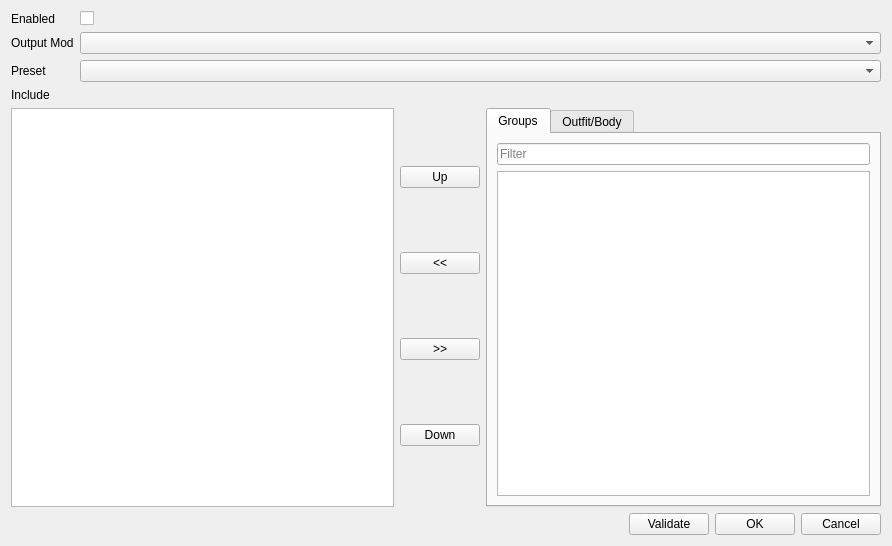
First picture: the form in UI/EditBuild.ui, repository tkoopman/MO2-BodySlide-Batch-Builder, before the edit.
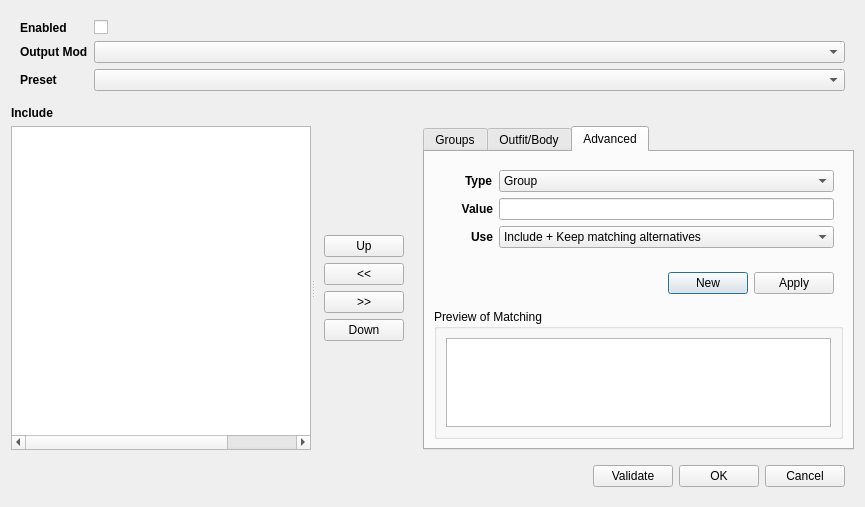
Second picture: the form after the edit. The open tabs and pages were chosen to show the change.

Commit message: v2.1.0 Added more ways to select Outfits / Bodies (Name contains, Regex, Source filename) Added Keep / Remove filtering for when multiple alternatives are included Added Exclude entries to prevent matching Outfits / Bodies being included Add help within the UI

The edit to the form file:
```diff
--- a/UI/EditBuild.ui
+++ b/UI/EditBuild.ui
@@ -6,8 +6,8 @@
    <rect>
     <x>0</x>
     <y>0</y>
-    <width>892</width>
-    <height>546</height>
+    <width>865</width>
+    <height>507</height>
    </rect>
   </property>
   <property name="windowTitle">
@@ -17,75 +17,197 @@
    <bool>true</bool>
   </property>
   <layout class="QVBoxLayout" name="verticalLayout">
-   <property name="sizeConstraint">
-    <enum>QLayout::SetDefaultConstraint</enum>
-   </property>
    <item>
-    <layout class="QFormLayout" name="formLayout">
+    <widget class="QWidget" name="buildSettingsWidget" native="true">
+     <property name="sizePolicy">
+      <sizepolicy hsizetype="Preferred" vsizetype="Fixed">
+       <horstretch>0</horstretch>
+       <verstretch>0</verstretch>
+      </sizepolicy>
+     </property>
+     <layout class="QFormLayout" name="buildSettingsLayout">
      <property name="fieldGrowthPolicy">
       <enum>QFormLayout::AllNonFixedFieldsGrow</enum>
      </property>
      <item row="0" column="0">
       <widget class="QLabel" name="enabledLabel">
+        <property name="styleSheet">
+         <string notr="true">font-weight: bold;</string>
+        </property>
        <property name="text">
         <string>Enabled</string>
        </property>
       </widget>
      </item>
      <item row="0" column="1">
-      <widget class="QCheckBox" name="enabledCheckBox"/>
+       <widget class="QCheckBox" name="enabledCheckBox">
+        <property name="whatsThis">
+         <string>Can disable rules you want to temporarily not use</string>
+        </property>
+       </widget>
      </item>
      <item row="1" column="0">
       <widget class="QLabel" name="outputModLabel">
+        <property name="styleSheet">
+         <string notr="true">font-weight: bold;</string>
+        </property>
        <property name="text">
         <string>Output Mod</string>
        </property>
       </widget>
      </item>
      <item row="1" column="1">
-      <widget class="QComboBox" name="outputModComboBox"/>
+       <widget class="QComboBox" name="outputModComboBox">
+        <property name="whatsThis">
+         <string>&lt;html&gt;&lt;head/&gt;&lt;body&gt;&lt;p&gt;Output mod to place the built meshes into. This can be the same across multiple builds.&lt;/p&gt;&lt;p&gt;If &amp;quot;Delete meshes pre-build&amp;quot; setting enabled, the meshes folder will be emptied before builds start running.&lt;/p&gt;&lt;/body&gt;&lt;/html&gt;</string>
+        </property>
+       </widget>
      </item>
      <item row="2" column="0">
       <widget class="QLabel" name="presetLabel">
+        <property name="styleSheet">
+         <string notr="true">font-weight: bold;</string>
+        </property>
        <property name="text">
         <string>Preset</string>
        </property>
       </widget>
      </item>
      <item row="2" column="1">
-      <widget class="QComboBox" name="presetComboBox"/>
-     </item>
-    </layout>
+       <widget class="QComboBox" name="presetComboBox">
+        <property name="whatsThis">
+         <string>&lt;html&gt;&lt;head/&gt;&lt;body&gt;&lt;p&gt;BodySlide Preset to use for this build.&lt;/p&gt;&lt;p&gt;NOTE: BSBB does not validate that you have selected a valid preset for the Outfits and Bodies you have included.&lt;/p&gt;&lt;/body&gt;&lt;/html&gt;</string>
+        </property>
+       </widget>
+      </item>
+     </layout>
+    </widget>
    </item>
    <item>
-    <widget class="QLabel" name="label">
+    <widget class="QLabel" name="includeHeadingLabel">
+     <property name="sizePolicy">
+      <sizepolicy hsizetype="Preferred" vsizetype="Fixed">
+       <horstretch>0</horstretch>
+       <verstretch>0</verstretch>
+      </sizepolicy>
+     </property>
+     <property name="styleSheet">
+      <string notr="true">font-weight: bold;</string>
+     </property>
      <property name="text">
       <string>Include</string>
      </property>
     </widget>
    </item>
    <item>
+    <widget class="QSplitter" name="splitter">
+     <property name="sizePolicy">
+      <sizepolicy hsizetype="Expanding" vsizetype="Preferred">
+       <horstretch>0</horstretch>
+       <verstretch>0</verstretch>
+      </sizepolicy>
+     </property>
+     <property name="frameShape">
+      <enum>QFrame::NoFrame</enum>
+     </property>
+     <property name="midLineWidth">
+      <number>0</number>
+     </property>
+     <property name="orientation">
+      <enum>Qt::Horizontal</enum>
+     </property>
+     <property name="opaqueResize">
+      <bool>true</bool>
+     </property>
+     <property name="childrenCollapsible">
+      <bool>false</bool>
+     </property>
+     <widget class="QTreeWidget" name="includeTree">
+      <property name="sizePolicy">
+       <sizepolicy hsizetype="Expanding" vsizetype="Expanding">
+        <horstretch>0</horstretch>
+        <verstretch>0</verstretch>
+       </sizepolicy>
+      </property>
+      <property name="minimumSize">
+       <size>
+        <width>300</width>
+        <height>200</height>
+       </size>
+      </property>
+      <property name="whatsThis">
+       <string>&lt;html&gt;&lt;head/&gt;&lt;body&gt;&lt;p&gt;List of items to include / exclude from this build.&lt;/p&gt;&lt;p&gt;Outfits / Bodies that are:&lt;/p&gt;&lt;p&gt;&lt;span style=&quot; font-weight:600;&quot;&gt;Excluded&lt;/span&gt;: Will never be included in build. Order of these does not matter.&lt;/p&gt;&lt;p&gt;&lt;span style=&quot; font-weight:600;&quot;&gt;Included&lt;/span&gt;: Will be added to build, as long as not excluded, but can be filtered out by Keep / Remove. Order of these does not matter.&lt;/p&gt;&lt;p&gt;The following are processed in order top to bottom to filter alternatives out ideally down to a single entry per output mesh. Any that still have alternatives will show up when Validation runs checking for conflicts.&lt;/p&gt;&lt;p&gt;&lt;span style=&quot; font-weight:600;&quot;&gt;Keep&lt;/span&gt;: When alternative meshes exist in the included build list, keep will remove any that don't match, unless doing so will remove all.&lt;/p&gt;&lt;p&gt;&lt;span style=&quot; font-weight:600;&quot;&gt;Remove&lt;/span&gt;: When alternative meshes exist in the included build list, remove will remove any that match, unless doing so will remove all.&lt;/p&gt;&lt;/body&gt;&lt;/html&gt;</string>
+      </property>
+      <property name="selectionMode">
+       <enum>QAbstractItemView::ExtendedSelection</enum>
+      </property>
+      <property name="selectionBehavior">
+       <enum>QAbstractItemView::SelectRows</enum>
+      </property>
+      <property name="indentation">
+       <number>5</number>
+      </property>
+      <property name="headerHidden">
+       <bool>true</bool>
+      </property>
+      <attribute name="headerVisible">
+       <bool>false</bool>
+      </attribute>
+      <column>
+       <property name="text">
+        <string>Icon</string>
+       </property>
+       <property name="textAlignment">
+        <set>AlignTrailing|AlignVCenter</set>
+       </property>
+      </column>
+      <column>
+       <property name="text">
+        <string>Name</string>
+       </property>
+      </column>
+      <column>
+       <property name="text">
+        <string>Type</string>
+       </property>
+      </column>
+      <column>
+       <property name="text">
+        <string>Uses</string>
+       </property>
+      </column>
+     </widget>
+     <widget class="QWidget" name="layoutWidget">
     <layout class="QHBoxLayout" name="horizontalLayout_2">
+       <property name="spacing">
+        <number>10</number>
+       </property>
      <property name="sizeConstraint">
       <enum>QLayout::SetDefaultConstraint</enum>
      </property>
      <item>
-      <widget class="QListWidget" name="includeList">
+        <widget class="QWidget" name="centerButtonsWidget" native="true">
        <property name="sizePolicy">
-        <sizepolicy hsizetype="Expanding" vsizetype="Expanding">
+          <sizepolicy hsizetype="Fixed" vsizetype="Preferred">
          <horstretch>0</horstretch>
          <verstretch>0</verstretch>
         </sizepolicy>
        </property>
-       <property name="selectionMode">
-        <enum>QAbstractItemView::ExtendedSelection</enum>
-       </property>
-      </widget>
-     </item>
-     <item>
-      <layout class="QVBoxLayout" name="verticalLayout_2">
+         <layout class="QVBoxLayout" name="centerButtonsLayout">
+          <property name="sizeConstraint">
+           <enum>QLayout::SetFixedSize</enum>
+          </property>
        <item>
         <widget class="QPushButton" name="upButton">
+            <property name="sizePolicy">
+             <sizepolicy hsizetype="Preferred" vsizetype="Fixed">
+              <horstretch>0</horstretch>
+              <verstretch>0</verstretch>
+             </sizepolicy>
+            </property>
+            <property name="whatsThis">
+             <string>&lt;html&gt;&lt;head/&gt;&lt;body&gt;&lt;p&gt;Move selected items in include list up/down.&lt;/p&gt;&lt;p&gt;NOTE: Only items under &amp;quot;Ordered by Priority&amp;quot; can be moved as other sections order doesn't matter so will just be displayed alphabetically&lt;/p&gt;&lt;/body&gt;&lt;/html&gt;</string>
+            </property>
          <property name="text">
           <string>Up</string>
          </property>
@@ -96,6 +218,15 @@
        </item>
        <item>
         <widget class="QPushButton" name="addButton">
+            <property name="sizePolicy">
+             <sizepolicy hsizetype="Preferred" vsizetype="Fixed">
+              <horstretch>0</horstretch>
+              <verstretch>0</verstretch>
+             </sizepolicy>
+            </property>
+            <property name="whatsThis">
+             <string>&lt;html&gt;&lt;head/&gt;&lt;body&gt;&lt;p&gt;Adds selected Groups or Outfits/Bodies to list as Include + Keep matching alternatives.&lt;/p&gt;&lt;p&gt;You can change this after adding via the Advanced tab&lt;/p&gt;&lt;/body&gt;&lt;/html&gt;</string>
+            </property>
          <property name="text">
           <string>&lt;&lt;</string>
          </property>
@@ -106,6 +237,15 @@
        </item>
        <item>
         <widget class="QPushButton" name="removeButton">
+            <property name="sizePolicy">
+             <sizepolicy hsizetype="Preferred" vsizetype="Fixed">
+              <horstretch>0</horstretch>
+              <verstretch>0</verstretch>
+             </sizepolicy>
+            </property>
+            <property name="whatsThis">
+             <string>Remove currently selected entries.</string>
+            </property>
          <property name="text">
           <string>&gt;&gt;</string>
          </property>
@@ -116,6 +256,15 @@
        </item>
        <item>
         <widget class="QPushButton" name="downButton">
+            <property name="sizePolicy">
+             <sizepolicy hsizetype="Preferred" vsizetype="Fixed">
+              <horstretch>0</horstretch>
+              <verstretch>0</verstretch>
+             </sizepolicy>
+            </property>
+            <property name="whatsThis">
+             <string>&lt;html&gt;&lt;head/&gt;&lt;body&gt;&lt;p&gt;Move selected items in include list up/down.&lt;/p&gt;&lt;p&gt;NOTE: Only items under &amp;quot;Ordered by Priority&amp;quot; can be moved as other sections order doesn't matter so will just be displayed alphabetically&lt;/p&gt;&lt;/body&gt;&lt;/html&gt;</string>
+            </property>
          <property name="text">
           <string>Down</string>
          </property>
@@ -125,9 +274,19 @@
         </widget>
        </item>
       </layout>
+        </widget>
      </item>
      <item>
       <widget class="QTabWidget" name="tabWidget">
+         <property name="enabled">
+          <bool>true</bool>
+         </property>
+         <property name="sizePolicy">
+          <sizepolicy hsizetype="Preferred" vsizetype="Expanding">
+           <horstretch>0</horstretch>
+           <verstretch>0</verstretch>
+          </sizepolicy>
+         </property>
        <property name="currentIndex">
         <number>0</number>
        </property>
@@ -138,6 +297,12 @@
         <layout class="QVBoxLayout" name="verticalLayout_3">
          <item>
           <widget class="QLineEdit" name="groupFilter">
+             <property name="sizePolicy">
+              <sizepolicy hsizetype="Preferred" vsizetype="Fixed">
+               <horstretch>0</horstretch>
+               <verstretch>0</verstretch>
+              </sizepolicy>
+             </property>
            <property name="inputMethodHints">
             <set>Qt::ImhNone</set>
            </property>
@@ -152,7 +317,7 @@
          <item>
           <widget class="QListWidget" name="groupList">
            <property name="sizePolicy">
-            <sizepolicy hsizetype="Expanding" vsizetype="Expanding">
+              <sizepolicy hsizetype="Preferred" vsizetype="Expanding">
              <horstretch>0</horstretch>
              <verstretch>0</verstretch>
             </sizepolicy>
@@ -201,12 +366,262 @@
          </item>
         </layout>
        </widget>
-      </widget>
-     </item>
-    </layout>
+         <widget class="QWidget" name="advancedTab">
+          <attribute name="title">
+           <string>Advanced</string>
+          </attribute>
+          <layout class="QVBoxLayout" name="verticalLayout_5">
+           <item>
+            <widget class="QWidget" name="widget" native="true">
+             <property name="sizePolicy">
+              <sizepolicy hsizetype="MinimumExpanding" vsizetype="Fixed">
+               <horstretch>0</horstretch>
+               <verstretch>0</verstretch>
+              </sizepolicy>
+             </property>
+             <layout class="QFormLayout" name="advancedFormLayout">
+              <property name="sizeConstraint">
+               <enum>QLayout::SetDefaultConstraint</enum>
+              </property>
+              <property name="labelAlignment">
+               <set>Qt::AlignRight|Qt::AlignTrailing|Qt::AlignVCenter</set>
+              </property>
+              <item row="0" column="0">
+               <widget class="QLabel" name="typeLabel">
+                <property name="styleSheet">
+                 <string notr="true">font-weight: bold;</string>
+                </property>
+                <property name="text">
+                 <string>Type</string>
+                </property>
+                <property name="buddy">
+                 <cstring></cstring>
+                </property>
+               </widget>
+              </item>
+              <item row="0" column="1">
+               <widget class="QComboBox" name="typeComboBox">
+                <property name="whatsThis">
+                 <string>&lt;html&gt;&lt;head/&gt;&lt;body&gt;&lt;p&gt;Defines what the following field is referencing.&lt;/p&gt;&lt;/body&gt;&lt;/html&gt;</string>
+                </property>
+                <item>
+                 <property name="text">
+                  <string>Group</string>
+                 </property>
+                </item>
+                <item>
+                 <property name="text">
+                  <string>Source</string>
+                 </property>
+                </item>
+                <item>
+                 <property name="text">
+                  <string>Outfit / Body</string>
+                 </property>
+                </item>
+                <item>
+                 <property name="text">
+                  <string>Outfit / Body Contains</string>
+                 </property>
+                </item>
+                <item>
+                 <property name="text">
+                  <string>Outfit / Body Regex</string>
+                 </property>
+                </item>
+               </widget>
+              </item>
+              <item row="1" column="0">
+               <widget class="QLabel" name="valueLabel">
+                <property name="minimumSize">
+                 <size>
+                  <width>50</width>
+                  <height>0</height>
+                 </size>
+                </property>
+                <property name="maximumSize">
+                 <size>
+                  <width>16777215</width>
+                  <height>16777215</height>
+                 </size>
+                </property>
+                <property name="styleSheet">
+                 <string notr="true">font-weight: bold;</string>
+                </property>
+                <property name="text">
+                 <string>Value</string>
+                </property>
+                <property name="alignment">
+                 <set>Qt::AlignRight|Qt::AlignTrailing|Qt::AlignVCenter</set>
+                </property>
+               </widget>
+              </item>
+              <item row="1" column="1">
+               <widget class="QLineEdit" name="valueLineEdit">
+                <property name="sizePolicy">
+                 <sizepolicy hsizetype="Preferred" vsizetype="Fixed">
+                  <horstretch>0</horstretch>
+                  <verstretch>0</verstretch>
+                 </sizepolicy>
+                </property>
+                <property name="whatsThis">
+                 <string>&lt;html&gt;&lt;head/&gt;&lt;body&gt;&lt;p&gt;Depending on Type the value should be:&lt;/p&gt;&lt;p&gt;&lt;span style=&quot; font-weight:600;&quot;&gt;Group&lt;/span&gt;: Exact name of group to match. Case insensitive.&lt;/p&gt;&lt;p&gt;&lt;span style=&quot; font-weight:600;&quot;&gt;Source&lt;/span&gt;: File name excluding path, of the file that either added the Outfit / Body (.osp) or that included it in group assignments (.xml). Doesn't filter based on what group it was assigned to in the XML just that it was assigned to a group in that XML.&lt;/p&gt;&lt;p&gt;&lt;span style=&quot; font-weight:600;&quot;&gt;Outfit / Body&lt;/span&gt;: Exact name of an Outfit / Body. Case insensitive.&lt;/p&gt;&lt;p&gt;&lt;span style=&quot; font-weight:600;&quot;&gt;Outfit / Body Contains&lt;/span&gt;: Adds any outfit that contains the entered text anywhere in it's name. Case insensitive.&lt;/p&gt;&lt;p&gt;&lt;span style=&quot; font-weight:600;&quot;&gt;Outfit / Body Regex&lt;/span&gt;: Enter a regular expression that will be matched against Outfit / Body names. Case insensitive.&lt;br/&gt;&lt;/p&gt;&lt;/body&gt;&lt;/html&gt;</string>
+                </property>
+                <property name="frame">
+                 <bool>true</bool>
+                </property>
+               </widget>
+              </item>
+              <item row="2" column="0">
+               <widget class="QLabel" name="useLabel">
+                <property name="styleSheet">
+                 <string notr="true">font-weight: bold;</string>
+                </property>
+                <property name="text">
+                 <string>Use</string>
+                </property>
+               </widget>
+              </item>
+              <item row="2" column="1">
+               <widget class="QComboBox" name="useComboBox">
+                <property name="toolTip">
+                 <string/>
+                </property>
+                <property name="whatsThis">
+                 <string>&lt;html&gt;&lt;head/&gt;&lt;body&gt;&lt;p&gt;&lt;span style=&quot; font-weight:600;&quot;&gt;Exclude&lt;/span&gt;: Will exclude out-right any matching&lt;br/&gt;&lt;span style=&quot; font-weight:600;&quot;&gt;Include&lt;/span&gt;: Will add all matching to build.&lt;/p&gt;&lt;p&gt;Filtering then happens on any meshes that have included multiple alternatives.&lt;br/&gt;Filtering happens in order top to bottom until either only 1 alternatives left or no more entries.&lt;br/&gt;Filtering will NEVER remove all alternatives.&lt;/p&gt;&lt;p&gt;&lt;span style=&quot; font-weight:600;&quot;&gt;Keep&lt;/span&gt;: As long as at least 1 alternitive matches will remove unmatching.&lt;br/&gt;&lt;span style=&quot; font-weight:600;&quot;&gt;Remove&lt;/span&gt;: As long as 1 alternative doesn't match will remove matching.&lt;/p&gt;&lt;/body&gt;&lt;/html&gt;</string>
+                </property>
+                <item>
+                 <property name="text">
+                  <string extracomment="Comment test">Include + Keep matching alternatives</string>
+                 </property>
+                </item>
+                <item>
+                 <property name="text">
+                  <string>Keep matching alternatives</string>
+                 </property>
+                </item>
+                <item>
+                 <property name="text">
+                  <string>Remove matching alternatives</string>
+                 </property>
+                </item>
+                <item>
+                 <property name="text">
+                  <string>Include Only</string>
+                 </property>
+                </item>
+                <item>
+                 <property name="text">
+                  <string>Exclude</string>
+                 </property>
+                </item>
+               </widget>
+              </item>
+             </layout>
+            </widget>
    </item>
    <item>
-    <layout class="QHBoxLayout" name="horizontalLayout">
+            <widget class="QWidget" name="advancedButtonsWidget" native="true">
+             <property name="sizePolicy">
+              <sizepolicy hsizetype="Preferred" vsizetype="Fixed">
+               <horstretch>0</horstretch>
+               <verstretch>0</verstretch>
+              </sizepolicy>
+             </property>
+             <layout class="QHBoxLayout" name="advancedButtonsLayout">
+              <item>
+               <spacer name="horizontalSpacer_2">
+                <property name="orientation">
+                 <enum>Qt::Horizontal</enum>
+                </property>
+                <property name="sizeType">
+                 <enum>QSizePolicy::Expanding</enum>
+                </property>
+                <property name="sizeHint" stdset="0">
+                 <size>
+                  <width>0</width>
+                  <height>0</height>
+                 </size>
+                </property>
+               </spacer>
+              </item>
+              <item>
+               <widget class="QPushButton" name="newButton">
+                <property name="sizePolicy">
+                 <sizepolicy hsizetype="Fixed" vsizetype="Fixed">
+                  <horstretch>0</horstretch>
+                  <verstretch>0</verstretch>
+                 </sizepolicy>
+                </property>
+                <property name="whatsThis">
+                 <string>Add above as new entry</string>
+                </property>
+                <property name="text">
+                 <string>New</string>
+                </property>
+               </widget>
+              </item>
+              <item>
+               <widget class="QPushButton" name="applyAdvancedButton">
+                <property name="sizePolicy">
+                 <sizepolicy hsizetype="Fixed" vsizetype="Fixed">
+                  <horstretch>0</horstretch>
+                  <verstretch>0</verstretch>
+                 </sizepolicy>
+                </property>
+                <property name="whatsThis">
+                 <string>Update currently selected entry with above.</string>
+                </property>
+                <property name="text">
+                 <string>Apply</string>
+                </property>
+               </widget>
+              </item>
+             </layout>
+            </widget>
+           </item>
+           <item>
+            <widget class="QGroupBox" name="previewGroupBox">
+             <property name="title">
+              <string>Preview of Matching</string>
+             </property>
+             <layout class="QVBoxLayout" name="verticalLayout_6">
+              <item>
+               <widget class="QListWidget" name="previewList">
+                <property name="focusPolicy">
+                 <enum>Qt::NoFocus</enum>
+                </property>
+                <property name="whatsThis">
+                 <string>Displays Outfits / Bodies that match the above details.</string>
+                </property>
+                <property name="editTriggers">
+                 <set>QAbstractItemView::NoEditTriggers</set>
+                </property>
+                <property name="selectionMode">
+                 <enum>QAbstractItemView::NoSelection</enum>
+                </property>
+               </widget>
+              </item>
+             </layout>
+            </widget>
+           </item>
+          </layout>
+         </widget>
+        </widget>
+       </item>
+      </layout>
+     </widget>
+    </widget>
+   </item>
+   <item>
+    <widget class="QWidget" name="dialogButtonsWidget" native="true">
+     <property name="sizePolicy">
+      <sizepolicy hsizetype="Preferred" vsizetype="Fixed">
+       <horstretch>0</horstretch>
+       <verstretch>0</verstretch>
+      </sizepolicy>
+     </property>
+     <layout class="QHBoxLayout" name="dialogButtonsLayout">
      <item>
       <spacer name="horizontalSpacer">
        <property name="orientation">
@@ -251,6 +666,7 @@
       </widget>
      </item>
     </layout>
+    </widget>
    </item>
   </layout>
  </widget>
```
Left out of the diff: 86 changed lines with no effect on the pictures. Lines whose indentation alone changed are shown as unchanged. The commit also changes 14 other files.
